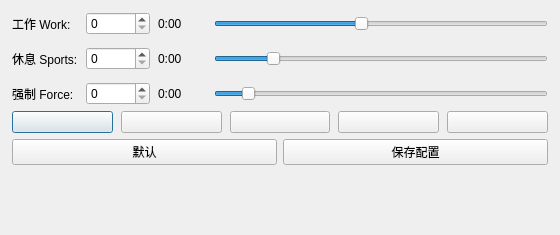
Qt form KtAlarmClockUI/KtAlarmClockSettingWindow.ui (phoenixwing-org/KtAlarmClock) before a commit.
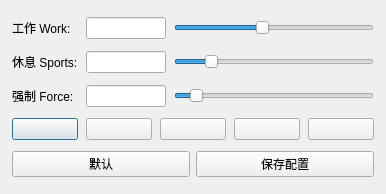
The same form after that commit. Icons and pictures are not drawn. Custom widgets are drawn as their Qt base class.

Patch:
```diff
--- a/KtAlarmClockUI/KtAlarmClockSettingWindow.ui
+++ b/KtAlarmClockUI/KtAlarmClockSettingWindow.ui
@@ -6,8 +6,8 @@
             <rect>
                 <x>0</x>
                 <y>0</y>
-                <width>560</width>
-                <height>235</height>
+    <width>386</width>
+    <height>194</height>
             </rect>
         </property>
         <property name="minimumSize">
@@ -33,7 +33,7 @@
                 <number>12</number>
             </property>
             <item>
-                <layout class="QGridLayout" name="gridLayout">
+    <layout class="QGridLayout" name="gridLayout" columnstretch="0,0,1">
                     <property name="horizontalSpacing">
                         <number>8</number>
                     </property>
@@ -48,35 +48,22 @@
                         </widget>
                     </item>
                     <item row="0" column="1">
-                        <widget class="QSpinBox" name="spinBoxWorkTime">
+      <widget class="KtDurationEdit" name="durationWorkTime">
                             <property name="minimumSize">
                                 <size>
                                     <width>64</width>
                                     <height>0</height>
                                 </size>
                             </property>
-                            <property name="maximum">
-                                <number>7200</number>
+       <property name="maximumSize">
+        <size>
+         <width>80</width>
+         <height>16777215</height>
+        </size>
                             </property>
                         </widget>
                     </item>
                     <item row="0" column="2">
-                        <widget class="QLabel" name="LabelWorkTime">
-                            <property name="minimumSize">
-                                <size>
-                                    <width>48</width>
-                                    <height>0</height>
-                                </size>
-                            </property>
-                            <property name="text">
-                                <string>0:00</string>
-                            </property>
-                            <property name="alignment">
-                                <set>Qt::AlignLeading|Qt::AlignLeft|Qt::AlignVCenter</set>
-                            </property>
-                        </widget>
-                    </item>
-                    <item row="0" column="3">
                         <widget class="QSlider" name="sliderWorkTime">
                             <property name="minimum">
                                 <number>60</number>
@@ -106,35 +93,22 @@
                         </widget>
                     </item>
                     <item row="1" column="1">
-                        <widget class="QSpinBox" name="spinBoxWorkBreak">
+      <widget class="KtDurationEdit" name="durationWorkBreak">
                             <property name="minimumSize">
                                 <size>
                                     <width>64</width>
                                     <height>0</height>
                                 </size>
                             </property>
-                            <property name="maximum">
-                                <number>7200</number>
+       <property name="maximumSize">
+        <size>
+         <width>80</width>
+         <height>16777215</height>
+        </size>
                             </property>
                         </widget>
                     </item>
                     <item row="1" column="2">
-                        <widget class="QLabel" name="LabelBreakTime">
-                            <property name="minimumSize">
-                                <size>
-                                    <width>48</width>
-                                    <height>0</height>
-                                </size>
-                            </property>
-                            <property name="text">
-                                <string>0:00</string>
-                            </property>
-                            <property name="alignment">
-                                <set>Qt::AlignLeading|Qt::AlignLeft|Qt::AlignVCenter</set>
-                            </property>
-                        </widget>
-                    </item>
-                    <item row="1" column="3">
                         <widget class="QSlider" name="sliderWorkBreak">
                             <property name="minimum">
                                 <number>10</number>
@@ -164,35 +138,22 @@
                         </widget>
                     </item>
                     <item row="2" column="1">
-                        <widget class="QSpinBox" name="spinBoxTimeForce">
+      <widget class="KtDurationEdit" name="durationTimeForce">
                             <property name="minimumSize">
                                 <size>
                                     <width>64</width>
                                     <height>0</height>
                                 </size>
                             </property>
-                            <property name="maximum">
-                                <number>7200</number>
+       <property name="maximumSize">
+        <size>
+         <width>80</width>
+         <height>16777215</height>
+        </size>
                             </property>
                         </widget>
                     </item>
                     <item row="2" column="2">
-                        <widget class="QLabel" name="LabelForceTime">
-                            <property name="minimumSize">
-                                <size>
-                                    <width>48</width>
-                                    <height>0</height>
-                                </size>
-                            </property>
-                            <property name="text">
-                                <string>0:00</string>
-                            </property>
-                            <property name="alignment">
-                                <set>Qt::AlignLeading|Qt::AlignLeft|Qt::AlignVCenter</set>
-                            </property>
-                        </widget>
-                    </item>
-                    <item row="2" column="3">
                         <widget class="QSlider" name="sliderTimeForce">
                             <property name="minimum">
                                 <number>0</number>
@@ -383,21 +344,15 @@
                     </item>
                 </layout>
             </item>
-            <item>
-                <spacer name="verticalSpacer">
-                    <property name="orientation">
-                        <enum>Qt::Vertical</enum>
-                    </property>
-                    <property name="sizeHint" stdset="0">
-                        <size>
-                            <width>20</width>
-                            <height>40</height>
-                        </size>
-                    </property>
-                </spacer>
-            </item>
-        </layout>
-    </widget>
+  </layout>
+ </widget>
+ <customwidgets>
+  <customwidget>
+   <class>KtDurationEdit</class>
+   <extends>QLineEdit</extends>
+   <header location="global">KtDurationEdit.h</header>
+  </customwidget>
+ </customwidgets>
     <resources>
         <include location="KtAlarmClock.qrc"/>
     </resources>
```
Left out of the diff: 15 changed lines with no effect on the pictures. Lines whose indentation alone changed are shown as unchanged.
